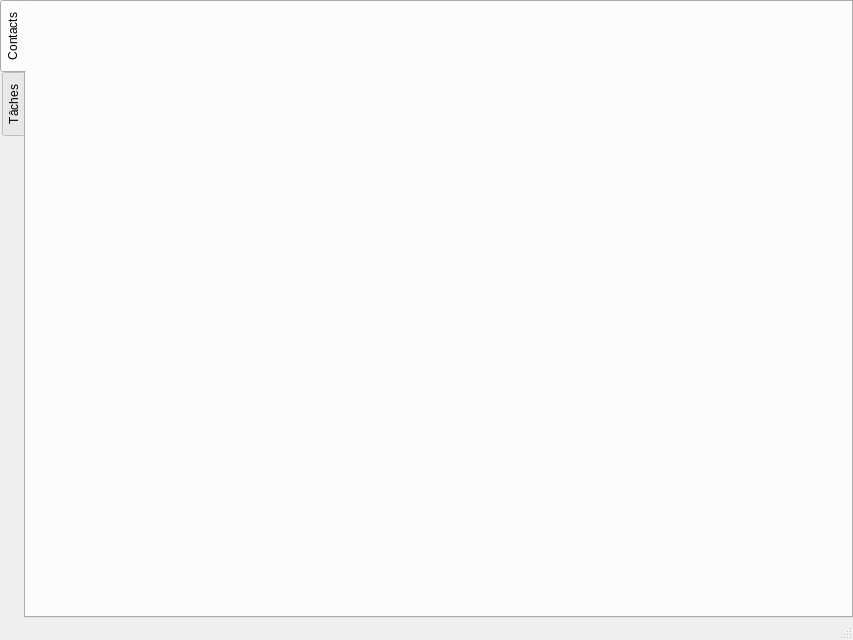
The window that src/GUI/MainWindow/MainWindow.ui (Yaon-C2H8N2/Projet-CDAA) describes before a commit, drawn with Qt 5.
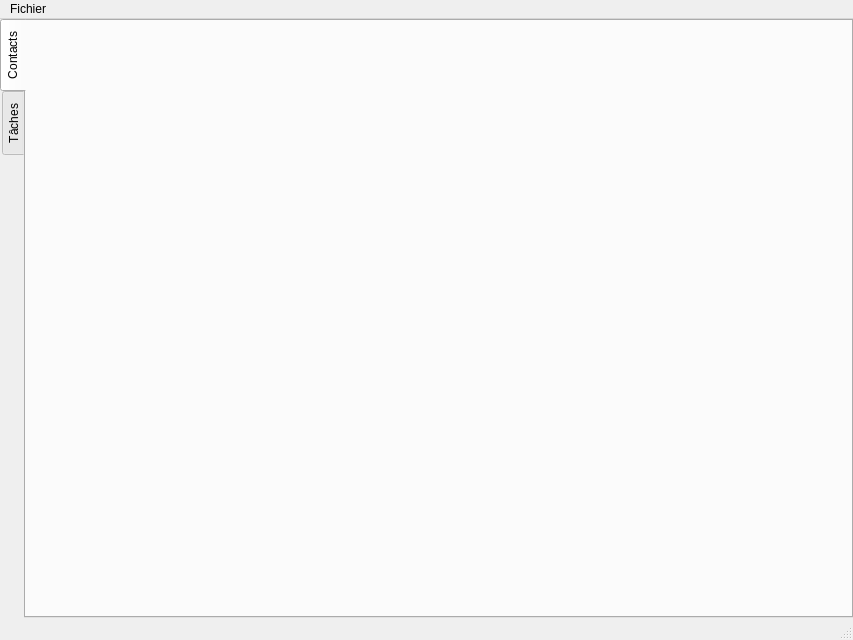
The same window after the commit.

Patch:
```diff
--- a/src/GUI/MainWindow/MainWindow.ui
+++ b/src/GUI/MainWindow/MainWindow.ui
@@ -72,6 +72,14 @@
      <height>24</height>
     </rect>
    </property>
+   <widget class="QMenu" name="menuFichier">
+    <property name="title">
+     <string>Fichier</string>
+    </property>
+    <addaction name="actionImporter"/>
+    <addaction name="actionExporter"/>
+   </widget>
+   <addaction name="menuFichier"/>
   </widget>
   <widget class="QStatusBar" name="statusbar"/>
  </widget>
```
Left out of the diff: 10 changed lines with no effect on the pictures.
